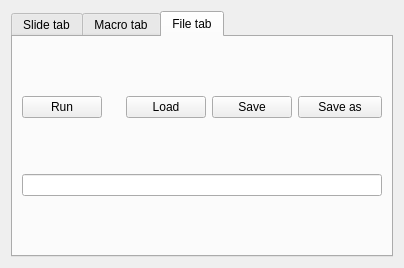
Above: forms/scripteditor.ui from insilmaril/vym before the change. Below: the same form after it.
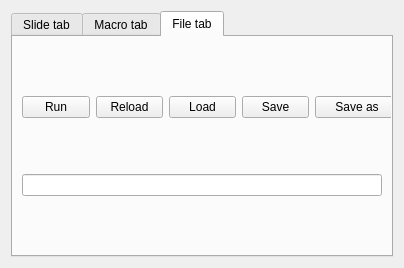
That is the form after the change. Icons and pictures are not drawn.

Commit message: Feature: Reload button in script editor

Patch:
```diff
--- a/forms/scripteditor.ui
+++ b/forms/scripteditor.ui
@@ -224,6 +224,17 @@
              </property>
             </spacer>
            </item>
+           <item>
+            <widget class="QPushButton" name="fileReloadButton">
+             <property name="text">
+              <string>Reload</string>
+             </property>
+             <property name="icon">
+              <iconset theme="view-refresh">
+               <normaloff>.</normaloff>.</iconset>
+             </property>
+            </widget>
+           </item>
            <item>
             <widget class="QPushButton" name="fileLoadButton">
              <property name="text">
```
Left out of the diff: 20 changed lines with no effect on the pictures. The commit also changes 3 other files.
